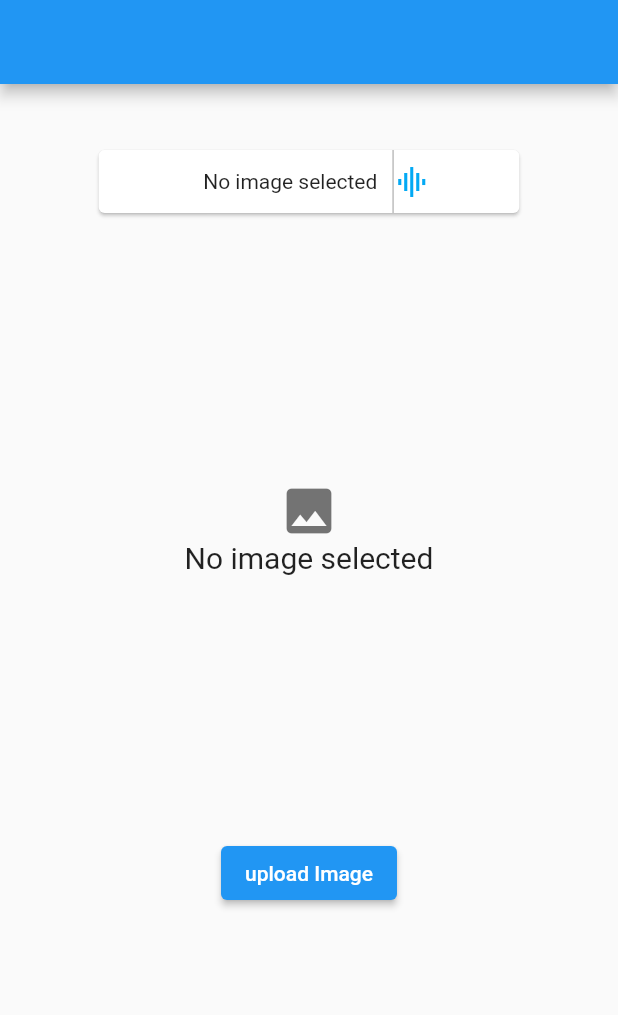
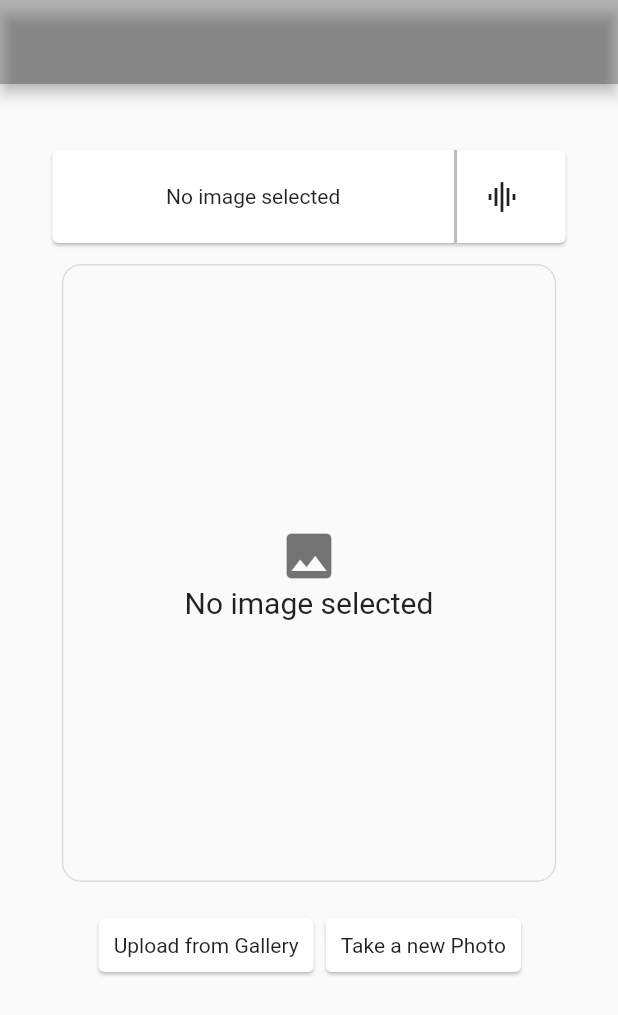
Before and after one commit to Dev-vahid13/mini-project_test, a Flutter app: the screen it shows after launch, on a phone screen of 412 x 824 dp. Shown: the top 1015 px of the screen. Run offline on Flutter 3.47's test engine with Material 2 defaults, Android fonts, the phone set to English and light mode, and no system bars; our stand-ins replace image_picker; missing offline and left inert: image_picker_for_web.

Commit message:
edited ui

```diff
--- a/lib/CaptionBar.dart
+++ b/lib/CaptionBar.dart
@@ -12,38 +12,27 @@ class _CaptionBarState extends State<CaptionBar> {
   @override
   Widget build(BuildContext context) {
     return Container(
-      width: MediaQuery.of(context).size.width*.7,
-      height: 50,
+      margin: EdgeInsets.symmetric(horizontal: 10),
+      width: MediaQuery.of(context).size.width*.85,
+      height: 70,
+      alignment: Alignment.center,
       child: Card(
-
         child: Row(
-          mainAxisAlignment: MainAxisAlignment.center,
-          crossAxisAlignment: CrossAxisAlignment.center,
           children: [
             Container(
-              padding: EdgeInsets.symmetric(horizontal: 10),
-              child: Text(
-                widget.caption==null?"No image selected":widget.caption
-              ),
-            ),
-            SizedBox(
-              child: Container(
-                width: 1,
-                color: Colors.black26,
-              ),
+              width: MediaQuery.of(context).size.width*.65,
+              child:Center(child: Text(widget.caption))
             ),
             Container(
-              child: GestureDetector(
-                onTap: (){
-
-                },
-                child: Icon(
-                  Icons.multitrack_audio,
-                  color: Colors.lightBlue,
-                ),
-              ),
-
+              color: Colors.black26,
+              width: 2,
+              height:85,
             ),
+            Container(
+              alignment: Alignment.center,
+              width: MediaQuery.of(context).size.width*.15-2,
+              child: Center(child: Icon(Icons.multitrack_audio))
+            )
           ],
         ),
       ),
--- a/lib/homepage.dart
+++ b/lib/homepage.dart
@@ -20,92 +20,75 @@ class _HomePageState extends State<HomePage> {
 
   File image = null;
   final picker = ImagePicker();
-  String caption=null;
+  String caption="No image selected";
 
 
 
 
-  Future<void> _chooseOption(BuildContext context){
-    return showDialog(
-      context:context,builder:(BuildContext context){
-      return AlertDialog(
-        title: Text("Select An Option"),
-        content: SingleChildScrollView(
-          child: Column(
-            children: [
-              GestureDetector(
-                onTap: (){
-                  _chooseFromGallery(context);
-                },
-                child: Container(
-                    width: MediaQuery.of(context).size.width*.5,
-                    padding: EdgeInsets.all(10),
-                    child: Card(child: Center(
-                        child: FittedBox(
-                          child: Text("Choose from Gallery",
-                            style: TextStyle(
-                                fontSize: 20,
-                                color: Colors.black54
-                            ),
-                          ),
-                        )))),
-              ),
-              GestureDetector(
-                onTap: (){
-                  _chooseFromCamera(context);
-                },
-                child: Container(
-                    width: MediaQuery.of(context).size.width*.5,
-                    padding: EdgeInsets.all(10),
-                    child: Card(child: Center(
-                        child: FittedBox(
-                          child: Text("Take a new photo",
-                          style: TextStyle(
-                            fontSize: 20,
-                            color: Colors.black54
-                          ),
-                          ),
-                        )))),
-              ),
-            ],
-          ),
-        ),
-      );
-    }
-    );
 
-  }
 
   @override
 
   _chooseFromGallery(BuildContext context) async {
 
+
+
+
     final pickedFile = await picker.getImage(source: ImageSource.gallery);
     this.setState(() {
       image = File(pickedFile.path);
     });
-    String base64Image = base64Encode(image.readAsBytesSync());
+    String base64Image = await base64Encode(image.readAsBytesSync());
+
+    print(base64Image);
+    print("1");
+    setState(() {
+      caption="Generating Caption...";
+    });
+
+
 
     var url = Uri.parse('https://imagecaption2021.herokuapp.com/');
+
+    Map <String, dynamic> requestpayload = await {
+      'image': base64Image
+    };
+    print(requestpayload);
+
+    print("2");
+
     final response = await http.post(
       url,
-      body: jsonEncode(
-        {
-          'image': base64Image,
-        },
-      ),
+      body: jsonEncode(requestpayload),
+
       headers: {'Content-Type': "application/json"},
     );
 
     print(response);
-    setState(() {
-      caption = "done";
-    });
+
 
     print('StatusCode : ${response.statusCode}');
     print('Return Data : ${response.body}');
 
-    Navigator.of(context).pop();
+    if(response.statusCode == 503){
+      setState(() {
+        caption = "Timed out ";
+      });
+    }
+
+
+
+
+    if (response.statusCode == 200){
+      final parsedJson = jsonDecode(response.body);
+      print('Return Data : ${response.body}');
+      setState(() {
+        final description = parsedJson["description"];
+        caption=description;
+      });
+    }
+
+
 
   }
 
@@ -117,6 +100,12 @@ class _HomePageState extends State<HomePage> {
       image = File(pickedFile.path);
     });
     String base64Image = base64Encode(image.readAsBytesSync());
+
+    print(base64Image);
+    print("1");
+    setState(() {
+      caption="Generating Caption...";
+    });
 
     Map <String, dynamic> requestpayload = {
       'image': base64Image
@@ -134,8 +123,6 @@ class _HomePageState extends State<HomePage> {
     print('Return Data : ${response.body}');
 
 
-    Navigator.of(context).pop();
-
 
   }
 
@@ -143,15 +130,25 @@ class _HomePageState extends State<HomePage> {
 
   Widget build(BuildContext context) {
     return Scaffold(
-      appBar: AppBar(),
+      appBar: AppBar(
+        backgroundColor: Colors.black26,
+      ),
       body: SingleChildScrollView(
         child: Center(
           child: Column(
             mainAxisAlignment: MainAxisAlignment.center,
             children: [
-              SizedBox(height: 40,),
+              SizedBox(
+                height: 40,
+              ),
               CaptionBar(caption: caption,),
+              SizedBox(height: 10,),
               Container(
+                width: MediaQuery.of(context).size.width*.8,
+                decoration: BoxDecoration(
+                  border: Border.all(color:Colors.black12),
+                  borderRadius: BorderRadius.all(Radius.circular(13))
+                ),
                 height: MediaQuery.of(context).size.height*.5,
                 child: image==null?
                 Container(
@@ -171,12 +168,46 @@ class _HomePageState extends State<HomePage> {
                 ):Image.file(image),
                 padding: EdgeInsets.all(20),
               ),
+              Container(
+                width: MediaQuery.of(context).size.width*.7,
+                margin: EdgeInsets.all(20),
+                alignment: Alignment.center,
+                child: Row(
+                  mainAxisAlignment: MainAxisAlignment.spaceEvenly,
+                  children: [
+                    GestureDetector(
+                      onTap:() {
+                        _chooseFromGallery(context);
+                      },
+                      //onTap: ()=>_chooseFromGallery(context),
+                      child: Card(
+                        child: Container(
+                          padding: EdgeInsets.all(10),
+                          child: Text("Upload from Gallery"),
+                        ),
+                      ),
+                    ),
+                    GestureDetector(
+                      onTap:() {
+                        _chooseFromCamera(context);
+                      },
+                      //onTap: ()=>_chooseFromGallery(context),
+                      child: Card(
+                        child: Container(
+                          padding: EdgeInsets.all(10),
+                          child: Text("Take a new Photo"),
+                        ),
+                      ),
+                    ),
+                  ],
+                ),
+              ),
 
-              ElevatedButton(onPressed: (){
-                _chooseOption(context);
-              },
-              child: Text("upload Image"),
-              )
+              //ElevatedButton(onPressed: (){
+                //_chooseOption(context);
+              //},
+              //child: Text("upload Image"),
+              //)
             ],
           ),
         ),
```
Also changed, not shown: 3 other files.
